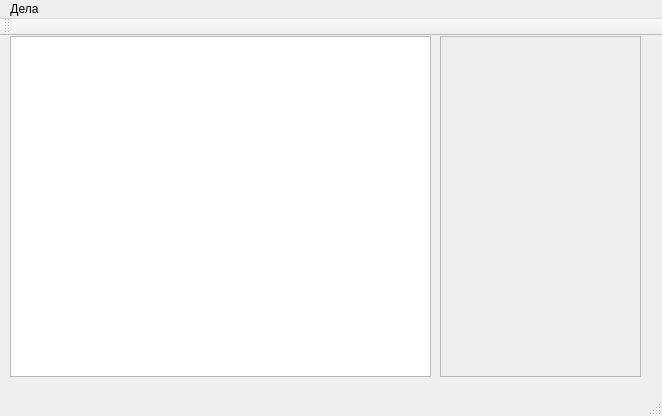
This is 1100616 C++ (Calendar)/calendar/mainwindow.ui in sirvickr/homework as Qt 5 draws it before an edit. The edited form follows.
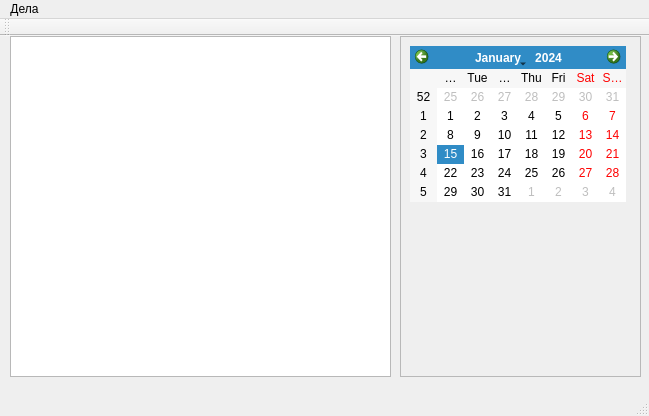
This is the edited form.

Commit message: * 1100616 C++, Qt (Calendar) final version

```diff
--- a/1100616 C++ (Calendar)/calendar/mainwindow.ui
+++ b/1100616 C++ (Calendar)/calendar/mainwindow.ui
@@ -6,7 +6,7 @@
    <rect>
     <x>0</x>
     <y>0</y>
-    <width>662</width>
+    <width>649</width>
     <height>416</height>
    </rect>
   </property>
@@ -17,9 +17,9 @@
    <widget class="QFrame" name="frame">
     <property name="geometry">
      <rect>
-      <x>440</x>
+      <x>400</x>
       <y>0</y>
-      <width>201</width>
+      <width>241</width>
       <height>341</height>
      </rect>
     </property>
@@ -29,13 +29,23 @@
     <property name="frameShadow">
      <enum>QFrame::Raised</enum>
     </property>
+    <widget class="QCalendarWidget" name="calendarWidget">
+     <property name="geometry">
+      <rect>
+       <x>10</x>
+       <y>10</y>
+       <width>216</width>
+       <height>156</height>
+      </rect>
+     </property>
+    </widget>
    </widget>
    <widget class="QListWidget" name="lstTasks">
     <property name="geometry">
      <rect>
       <x>10</x>
       <y>0</y>
-      <width>421</width>
+      <width>381</width>
       <height>341</height>
      </rect>
     </property>
@@ -46,7 +56,7 @@
     <rect>
      <x>0</x>
      <y>0</y>
-     <width>662</width>
+     <width>649</width>
      <height>20</height>
     </rect>
    </property>
@@ -63,6 +73,12 @@
    <addaction name="menu"/>
   </widget>
   <widget class="QToolBar" name="mainToolBar">
+   <property name="iconSize">
+    <size>
+     <width>50</width>
+     <height>50</height>
+    </size>
+   </property>
    <attribute name="toolBarArea">
     <enum>TopToolBarArea</enum>
    </attribute>
```
The commit also changes 5 other files.
